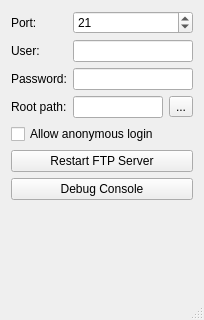
First picture: the form in mainwindow.ui, repository sashoalm/QFtpServer, before the edit.
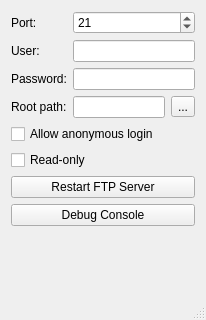
Second picture: the form after the edit.

Commit message: Added support for read-only mode.

Patch:
```diff
--- a/mainwindow.ui
+++ b/mainwindow.ui
@@ -6,7 +6,7 @@
    <rect>
     <x>0</x>
     <y>0</y>
-    <width>204</width>
+    <width>206</width>
     <height>320</height>
    </rect>
   </property>
@@ -110,6 +110,13 @@
       </property>
      </widget>
     </item>
+    <item row="7" column="0" colspan="3">
+     <widget class="QCheckBox" name="checkBoxReadOnly">
+      <property name="text">
+       <string>Read-only</string>
+      </property>
+     </widget>
+    </item>
    </layout>
   </widget>
   <widget class="QMenuBar" name="menuBar">
```
Left out of the diff: 4 changed lines with no effect on the pictures. The commit also changes 5 other files.
